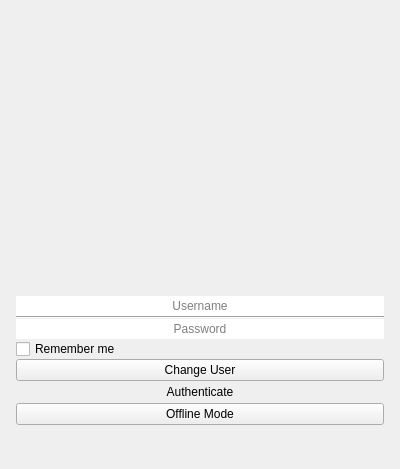
First picture: the form in src/presentation/forms/authenticationview.ui, repository othieno/itchio-app, before the edit.
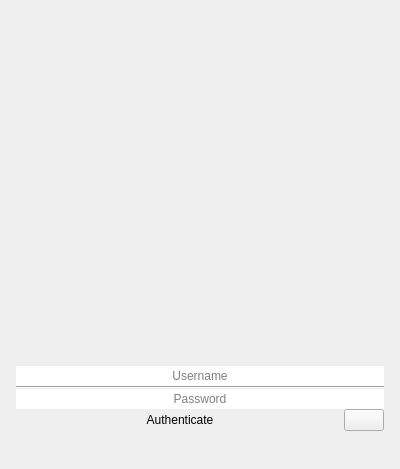
Second picture: the form after the edit. Icons and pictures are not drawn.

Commit message: Multiple improvements. - Changed the application name back to 'itch.io' (previously 'itchio'). - Added the Open Sans and Montserrat font families. - Added the abstract class Content. - Refactored the Price data structure: The amount is now stored by a single integer rather than two. - Added a username input validator stub to the AuthenticationView. - Implemented part of the LibraryView.

```diff
--- a/src/presentation/forms/authenticationview.ui
+++ b/src/presentation/forms/authenticationview.ui
@@ -142,36 +142,30 @@
      <property name="placeholderText">
       <string>Password</string>
      </property>
-    </widget>
-   </item>
-   <item>
-    <widget class="QCheckBox" name="rememberUserCheckbox">
-     <property name="focusPolicy">
-      <enum>Qt::ClickFocus</enum>
+     <property name="clearButtonEnabled">
+      <bool>false</bool>
      </property>
-     <property name="contextMenuPolicy">
-      <enum>Qt::DefaultContextMenu</enum>
-     </property>
-     <property name="text">
-      <string>Remember me</string>
-     </property>
     </widget>
    </item>
    <item>
-    <widget class="QPushButton" name="changeUserButton">
-     <property name="enabled">
-      <bool>true</bool>
+    <layout class="QHBoxLayout" name="authenticateButtonLayout">
+     <property name="spacing">
+      <number>0</number>
      </property>
-     <property name="text">
-      <string>Change User</string>
+     <property name="bottomMargin">
+      <number>8</number>
      </property>
-    </widget>
-   </item>
    <item>
-    <widget class="QPushButton" name="loginButton">
+      <widget class="QPushButton" name="authenticateButton">
      <property name="enabled">
       <bool>true</bool>
      </property>
+       <property name="sizePolicy">
+        <sizepolicy hsizetype="Minimum" vsizetype="Maximum">
+         <horstretch>0</horstretch>
+         <verstretch>0</verstretch>
+        </sizepolicy>
+       </property>
      <property name="focusPolicy">
       <enum>Qt::TabFocus</enum>
      </property>
@@ -193,41 +187,28 @@
     </widget>
    </item>
    <item>
-    <widget class="QPushButton" name="offlineLoginButton">
-     <property name="enabled">
-      <bool>true</bool>
+      <widget class="QPushButton" name="rememberUserButton">
+       <property name="sizePolicy">
+        <sizepolicy hsizetype="Maximum" vsizetype="Maximum">
+         <horstretch>0</horstretch>
+         <verstretch>0</verstretch>
+        </sizepolicy>
      </property>
      <property name="focusPolicy">
       <enum>Qt::StrongFocus</enum>
      </property>
      <property name="text">
-      <string>Offline Mode</string>
+        <string/>
+       </property>
+       <property name="checkable">
+        <bool>true</bool>
+       </property>
+       <property name="checked">
+        <bool>false</bool>
      </property>
     </widget>
    </item>
-   <item>
-    <layout class="QHBoxLayout" name="statusLayout">
-     <property name="spacing">
-      <number>0</number>
-     </property>
-     <property name="topMargin">
-      <number>8</number>
-     </property>
-     <property name="bottomMargin">
-      <number>0</number>
-     </property>
-     <item>
-      <spacer name="statusLayoutLeftSpacer">
-       <property name="orientation">
-        <enum>Qt::Horizontal</enum>
-       </property>
-       <property name="sizeHint" stdset="0">
-        <size>
-         <width>40</width>
-         <height>20</height>
-        </size>
-       </property>
-      </spacer>
+    </layout>
      </item>
      <item>
       <widget class="QLabel" name="statusMessage">
@@ -246,28 +227,19 @@
          <bold>false</bold>
         </font>
        </property>
+     <property name="contextMenuPolicy">
+      <enum>Qt::NoContextMenu</enum>
+     </property>
+     <property name="lineWidth">
+      <number>0</number>
+     </property>
        <property name="text">
         <string/>
        </property>
        <property name="alignment">
-        <set>Qt::AlignLeading|Qt::AlignLeft|Qt::AlignVCenter</set>
-       </property>
-      </widget>
-     </item>
-     <item>
-      <spacer name="statusLayoutRightSpacer">
-       <property name="orientation">
-        <enum>Qt::Horizontal</enum>
-       </property>
-       <property name="sizeHint" stdset="0">
-        <size>
-         <width>40</width>
-         <height>20</height>
-        </size>
-       </property>
-      </spacer>
-     </item>
-    </layout>
+      <set>Qt::AlignCenter</set>
+     </property>
+    </widget>
    </item>
   </layout>
  </widget>
```
Left out of the diff: 8 changed lines with no effect on the pictures. Lines whose indentation alone changed are shown as unchanged. The commit also changes 34 other files.
